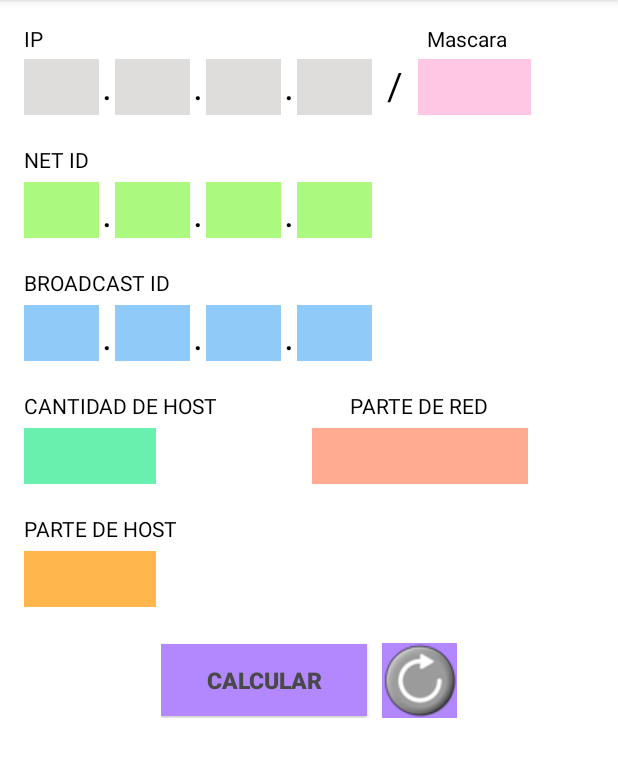
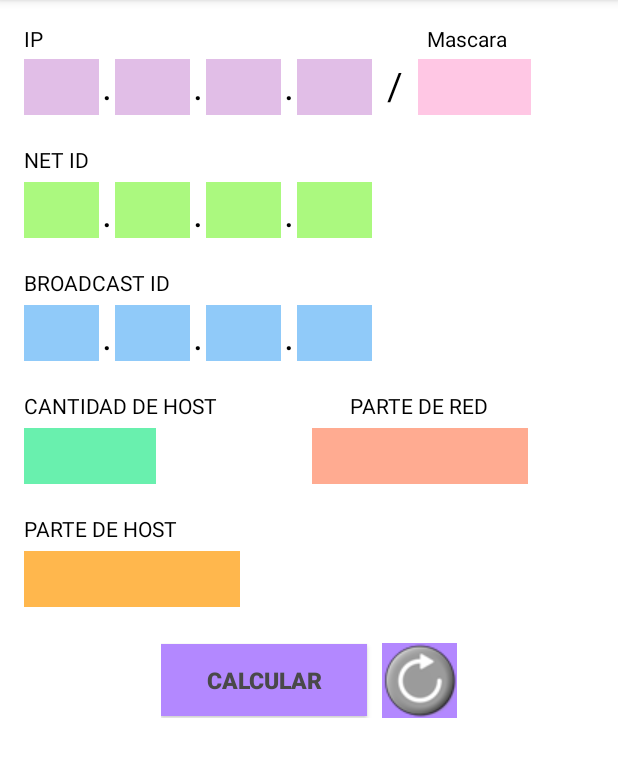
Before and after one commit to KarlaLopez96/HybridNetId, an Android app: the screen it shows after launch (MainActivity), on a phone screen of 412 x 824 dp, the part 84-861 px from its top. Run offline under Robolectric (Android 15) with nearby library versions, the phone set to English and light mode, and no system bars.

Commit message:
Ajustes menores a la interfaz y validación de los Edit Text.

```diff
--- a/app/src/main/res/layout/activity_main.xml
+++ b/app/src/main/res/layout/activity_main.xml
@@ -38,8 +38,9 @@
             android:id="@+id/Oct1"
             android:layout_width="50dp"
             android:layout_height="wrap_content"
-            android:background="#DFDCDC"
+            android:background="#e1bee7"
             android:textSize="22dp"
+            android:maxLength="3"
             android:padding="4dp"
             android:gravity="center"/>
         <TextView
@@ -55,8 +56,9 @@
             android:id="@+id/Oct2"
             android:layout_width="50dp"
             android:layout_height="wrap_content"
-            android:background="#DFDCDC"
+            android:background="#e1bee7"
             android:textSize="22dp"
+            android:maxLength="3"
             android:padding="4dp"
             android:gravity="center"
             />
@@ -74,8 +76,9 @@
             android:id="@+id/Oct3"
             android:layout_width="50dp"
             android:layout_height="wrap_content"
-            android:background="#DFDCDC"
+            android:background="#e1bee7"
             android:textSize="22dp"
+            android:maxLength="3"
             android:padding="4dp"
             android:gravity="center"/>
 
@@ -91,8 +94,9 @@
             android:id="@+id/Oct4"
             android:layout_width="50dp"
             android:layout_height="wrap_content"
-            android:background="#DFDCDC"
+            android:background="#e1bee7"
             android:textSize="22dp"
+            android:maxLength="3"
             android:padding="4dp"
             android:gravity="center"/>
 
@@ -112,6 +116,7 @@
             android:layout_height="wrap_content"
             android:background="#FFC7E4"
             android:textSize="22dp"
+            android:maxLength="2"
             android:padding="4dp"
             android:gravity="center"/>
 
@@ -364,11 +369,11 @@
 
         <TextView
             android:id="@+id/broad5"
-            android:layout_width="88dp"
+            android:layout_width="144dp"
             android:layout_height="wrap_content"
             android:background="#ffb74d"
             android:layout_marginTop="5dp"
-            android:layout_marginRight="98dp"
+            android:layout_marginRight="88dp"
             android:textSize="22dp"
             android:padding="4dp"
             android:gravity="center" />
```
